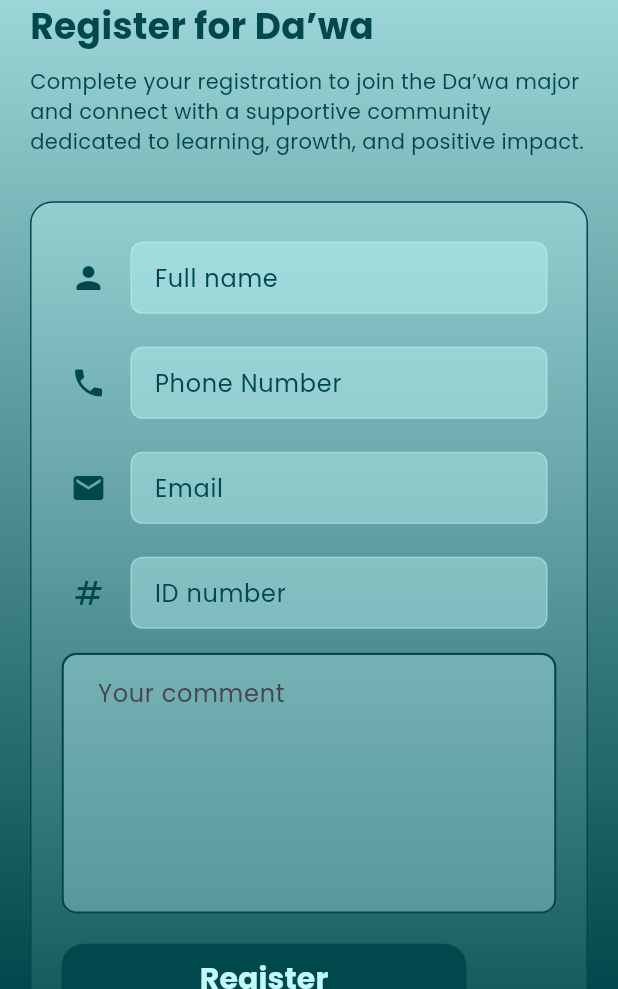
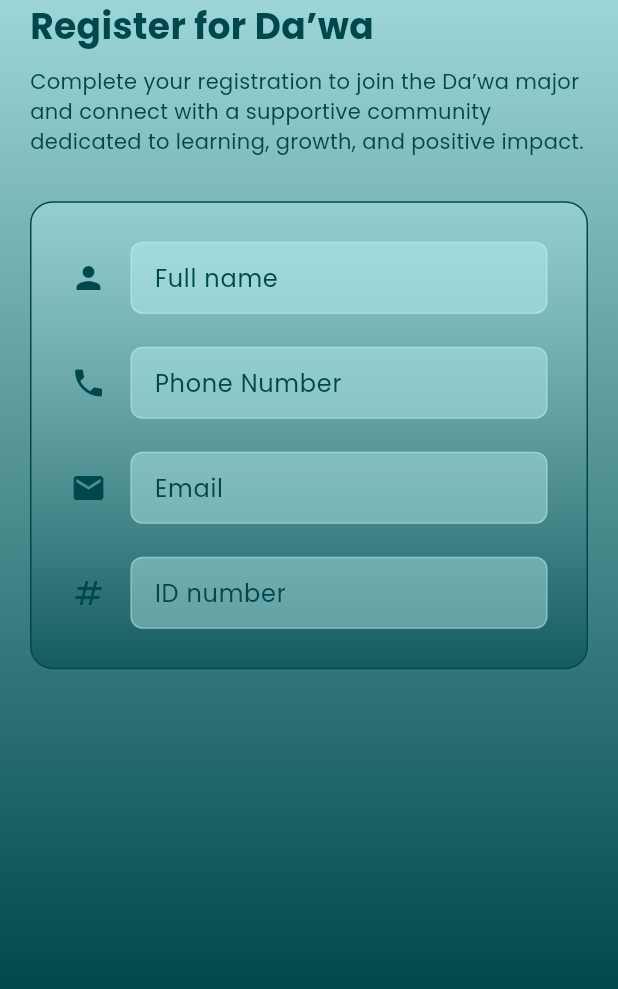
Before and after one commit to khetuab/top, a Flutter app: the MajorRegister screen opened directly, on a phone screen of 412 x 824 dp, the part 247-1236 px from its top. Run offline on Flutter 3.47's test engine with Material 3 defaults, Android fonts, the light colour scheme and no system bars; our stand-ins replace cloud_firestore, firebase_core; accounts and stored records are empty.

Commit message:
first commit

```diff
--- a/lib/contact/contact.dart
+++ b/lib/contact/contact.dart
@@ -1,6 +1,7 @@
 import 'package:flutter/cupertino.dart';
 import 'package:flutter/material.dart';
 import 'package:flutter/widgets.dart';
+import 'package:wkumsurh/constants/hvalidator.dart';
 import 'package:wkumsurh/major/widgets/hmajor_card.dart';
 import 'package:wkumsurh/major/widgets/hmajor_card_big.dart';
 
@@ -154,6 +155,7 @@ class Contact extends StatelessWidget {
 
                               // Email Field
                               HTextField(
+                                validator: (value)=> HValidator.validateEmail(value),
                                 icon: Icons.email,
                                 name: 'Email',
                                 description: 'Please enter your email',
@@ -162,6 +164,7 @@ class Contact extends StatelessWidget {
 
                               // Phone Number Field
                               HTextField(
+                                validator: (value)=>HValidator.validatePhoneNumber(value),
                                 icon: Icons.phone_forwarded,
                                 name: 'Phone number',
                                 description: 'Please enter your phone number',
@@ -290,6 +293,7 @@ class Contact extends StatelessWidget {
 
                           // Email Field
                           HTextField(
+                            validator:(value)=> HValidator.validateEmail(value),
                             icon: Icons.email,
                             name: 'Email',
                             description: 'Please enter your email',
@@ -298,6 +302,7 @@ class Contact extends StatelessWidget {
 
                           // Phone Number Field
                           HTextField(
+                            validator: (value)=> HValidator.validatePhoneNumber(value),
                             icon: Icons.phone_forwarded,
                             name: 'Phone number',
                             description: 'Please enter your phone number',
--- a/lib/login/widgets/htextfield.dart
+++ b/lib/login/widgets/htextfield.dart
@@ -8,16 +8,22 @@ class HTextField extends StatelessWidget {
     required this.name,
     required this.icon,
     required this.description,
+    required this.validator,
+    this.controller,
   });
 
   final String name;
   final String description;
   final IconData icon;
+  final String? Function(String?)? validator; // Updated validator type
+  final TextEditingController? controller;
   @override
   Widget build(BuildContext context) {
     return Padding(
       padding: const EdgeInsets.all(6.0),
       child: TextFormField(
+        validator: validator,
+        controller: controller,
         decoration: InputDecoration(
           icon: Icon(icon, color: Color(0xFF00484B)), // Icon color
           labelText: name,
--- a/lib/login/widgets/login_form.dart
+++ b/lib/login/widgets/login_form.dart
@@ -1,5 +1,6 @@
 import 'package:flutter/cupertino.dart';
 import 'package:flutter/material.dart';
+import 'package:wkumsurh/constants/hvalidator.dart';
 
 import '../../register/register.dart';
 import 'htextfield.dart';
@@ -31,9 +32,10 @@ class HFormLogin extends StatelessWidget {
             HTextField(
               name: 'phone number',
               icon: Icons.phone,
-              description: 'Enter your phone number',
+              description: 'Enter your phone number', validator: (value)=> HValidator.validatePhoneNumber(value),
             ),
             HTextField(
+              validator: (value)=> HValidator.validateEmail(value),
               name: 'password',
               icon: Icons.password,
               description: 'Enter your password',
--- a/lib/major/register/major_register.dart
+++ b/lib/major/register/major_register.dart
@@ -1,11 +1,19 @@
 import 'package:flutter/cupertino.dart';
 import 'package:flutter/material.dart';
+import 'package:wkumsurh/constants/hvalidator.dart';
 import '../../login/widgets/htextfield.dart';
 import '../../navbar.dart';
 import '../../widgets/back_ground.dart';
 
 class MajorRegister extends StatelessWidget {
-  const MajorRegister({super.key});
+   MajorRegister({super.key});
+
+  final TextEditingController nameController = TextEditingController();
+  final TextEditingController phoneController = TextEditingController();
+  final TextEditingController idController = TextEditingController();
+  final TextEditingController emailController = TextEditingController();
+  final TextEditingController passwordController = TextEditingController();
+  final TextEditingController confirmPasswordController = TextEditingController();
 
   @override
   Widget build(BuildContext context) {
@@ -76,24 +84,32 @@ class MajorRegister extends StatelessWidget {
                               CrossAxisAlignment.start,
                               children: [
                                 HTextField(
+                                  validator: (value)=>HValidator.validateEmptyText('Full name', value),
                                   name: 'Full name',
+                                  controller: nameController,
                                   icon: Icons.person,
                                   description: 'write your full name',
                                 ),
                                 SizedBox(height: 10),
                                 HTextField(
+                                  validator: (value)=>HValidator.validatePhoneNumber(value),
+                                  controller: phoneController,
                                   name: 'Phone Number',
                                   icon: Icons.phone,
                                   description: 'write your Phone Number',
                                 ),
                                 SizedBox(height: 10),
                                 HTextField(
+                                  validator: (value)=>HValidator.validateEmail(value),
+                                  controller: emailController,
                                   name: 'Email',
                                   icon: Icons.email,
                                   description: 'write your Email',
                                 ),
                                 SizedBox(height: 10),
                                 HTextField(
+                                  controller: idController,
+                                  validator: (value)=>HValidator.validateEmptyText('ID number', value),
                                   name: 'ID number',
                                   icon: Icons.numbers,
                                   description: 'write your ID number',
@@ -162,72 +178,37 @@ class MajorRegister extends StatelessWidget {
                         crossAxisAlignment: CrossAxisAlignment.start,
                           children: [
                             HTextField(
+                              validator: (value)=>HValidator.validateEmptyText('Full name', value),
                               name: 'Full name',
+                              controller: nameController,
                               icon: Icons.person,
                               description: 'write your full name',
                             ),
                             SizedBox(height: 10),
                             HTextField(
+                              validator: (value)=>HValidator.validatePhoneNumber(value),
+                              controller: phoneController,
                               name: 'Phone Number',
                               icon: Icons.phone,
                               description: 'write your Phone Number',
                             ),
                             SizedBox(height: 10),
                             HTextField(
+                              validator: (value)=>HValidator.validateEmail(value),
+                              controller: emailController,
                               name: 'Email',
                               icon: Icons.email,
                               description: 'write your Email',
                             ),
                             SizedBox(height: 10),
                             HTextField(
+                              controller: idController,
+                              validator: (value)=>HValidator.validateEmptyText('ID number', value),
                               name: 'ID number',
                               icon: Icons.numbers,
                               description: 'write your ID number',
                             ),
-                          SizedBox(height: 10),
-                          TextFormField(
-                            maxLines: 6,
-                            decoration: InputDecoration(
-                              hintText: 'Your comment',
-                              filled: true,
-                              fillColor: Color(0x55C3F9FB),
-                              contentPadding: EdgeInsets.symmetric(
-                                  vertical: 15, horizontal: 20),
-                              border: OutlineInputBorder(
-                                borderRadius: BorderRadius.circular(10),
-                                borderSide: BorderSide(
-                                  color: Color(0xFF00484B),
-                                  width: 1.5,
-                                ),
-                              ),
-                              enabledBorder: OutlineInputBorder(
-                                borderRadius: BorderRadius.circular(10),
-                                borderSide: BorderSide(
-                                  color: Color(0xFF00484B),
-                                  width: 1.5,
-                                ),
-                              ),
-                              focusedBorder: OutlineInputBorder(
-                                borderRadius: BorderRadius.circular(10),
-                                borderSide: BorderSide(
-                                  color: Color(0xFF00484B),
-                                  width: 2.0,
-                                ),
-                              ),
-                            ),
-                          ),
-                          SizedBox(height: 20),
-                          SizedBox(
-                              width: screenWidth > 700?400:270,
-                              child: Container(
-                                  decoration: BoxDecoration(
-                                      borderRadius: BorderRadius.circular(15),
-                                      color: Color(0xFF00484B)
-                                  ),
-                                  child: TextButton(onPressed: (){}, child: Text('Register',style: TextStyle(fontWeight: FontWeight.bold,fontSize: 20,color: Color(0xFFC3F9FB)),)))
-                          ),
-                          SizedBox(height: 100,)
-                        ],
+                          ]
                       ),
                     ),
                   ],
--- a/lib/major/widgets/hmajor_card.dart
+++ b/lib/major/widgets/hmajor_card.dart
@@ -71,7 +71,7 @@ class HMajorCard extends StatelessWidget {
               Navigator.push(
                   context,
                   MaterialPageRoute(
-                      builder: (context) => const MajorRegister()));
+                      builder: (context) =>  MajorRegister()));
             },
             child: Text(
               'Register now',
--- a/lib/major/widgets/hmajor_card_big.dart
+++ b/lib/major/widgets/hmajor_card_big.dart
@@ -84,7 +84,7 @@ class HMajorCardBig extends StatelessWidget {
                       Navigator.push(
                           context,
                           MaterialPageRoute(
-                              builder: (context) => const MajorRegister()));
+                              builder: (context) =>  MajorRegister()));
                     },
                     style: OutlinedButton.styleFrom(
                       backgroundColor: Color(0xFFC3F9FB),
--- a/lib/models/user_model.dart
+++ b/lib/models/user_model.dart
@@ -1,3 +1,7 @@
+
+import 'package:cloud_firestore/cloud_firestore.dart';
+
+import '../formatters/formatter.dart';
 
 class UserModel {
   final String id;
--- a/lib/register/widgets/hform_register.dart
+++ b/lib/register/widgets/hform_register.dart
@@ -1,18 +1,24 @@
 
 import 'package:flutter/cupertino.dart';
 import 'package:flutter/material.dart';
+import 'package:wkumsurh/constants/hvalidator.dart';
 
 import '../../login/widgets/htextfield.dart';
 
-
+final _formKey = GlobalKey<FormState>();
 class HFormRegister extends StatelessWidget {
-  const HFormRegister({
+   HFormRegister({
     super.key,
     required this.screenWidth,
   });
 
   final double screenWidth;
 
+  final TextEditingController nameController = TextEditingController();
+  final TextEditingController phoneController = TextEditingController();
+  final TextEditingController emailController = TextEditingController();
+  final TextEditingController passwordController = TextEditingController();
+  final TextEditingController confirmPasswordController = TextEditingController();
   @override
   Widget build(BuildContext context) {
     return SingleChildScrollView(
@@ -21,11 +27,11 @@ class HFormRegister extends StatelessWidget {
           mainAxisAlignment: MainAxisAlignment.center,
           children: [
             Center(child: Text('Register',style: TextStyle(color: Color(0xFF00484B),fontSize: 30,fontWeight: FontWeight.bold),),),
-            HTextField(name: 'full name', icon: Icons.person,description: 'Enter your name',),
-            HTextField(name: 'phone number', icon: Icons.phone,description: 'Enter your phone number',),
-            HTextField(name: 'email', icon: Icons.email,description: 'Enter your email',),
-            HTextField(name: 'password', icon: Icons.password,description: 'Enter your password',),
-            HTextField(name: 'confirm password', icon: Icons.password,description: 'repeat your password',),
+            HTextField(name: 'full name', icon: Icons.person,description: 'Enter your name', validator: (value)=> HValidator.validateEmptyText('full name', value),controller: nameController,),
+            HTextField(name: 'phone number', icon: Icons.phone,description: 'Enter your phone number',controller: phoneController,validator: (value)=> HValidator.validatePhoneNumber(value),),
+            HTextField(name: 'email', icon: Icons.email,description: 'Enter your email',controller: emailController,validator:(value)=>HValidator.validateEmail(value),),
+            HTextField(name: 'password', icon: Icons.password,description: 'Enter your password',controller: passwordController,validator: (value)=> HValidator.validatePassword(value),),
+            HTextField(name: 'confirm password', icon: Icons.password,description: 'repeat your password',controller: confirmPasswordController,validator:(value)=> HValidator.validatePassword(value),),
             SizedBox(height: 30,),
             SizedBox(
                 width: screenWidth > 700?400:270,
--- a/pubspec.yaml
+++ b/pubspec.yaml
@@ -11,6 +11,8 @@ dependencies:
 
   cupertino_icons: ^1.0.6
   firebase_core: ^3.7.0
+  intl: ^0.19.0
+  cloud_firestore: ^5.4.5
 
 dev_dependencies:
   flutter_test:
```
Also changed, not shown: pubspec.lock, 3 other files. Lines whose indentation alone changed are shown as unchanged.
